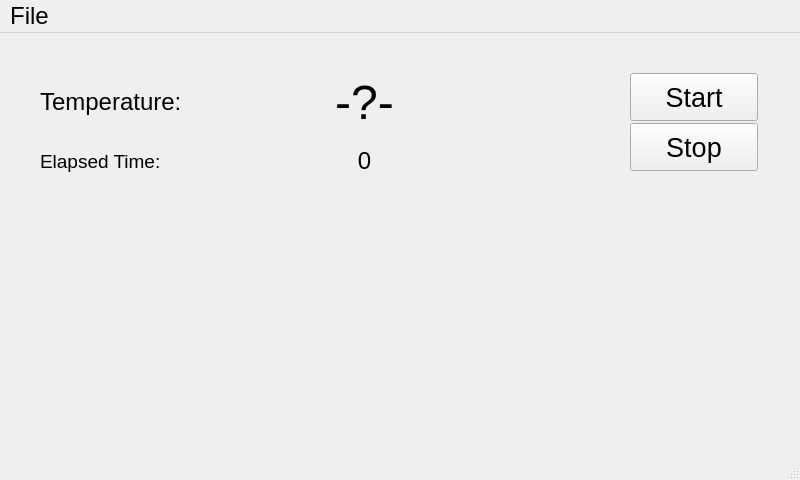
Before: the Qt Designer form app/ui/mainwindow.ui in jmgrady/rpi-thermometer, drawn with Qt 5.
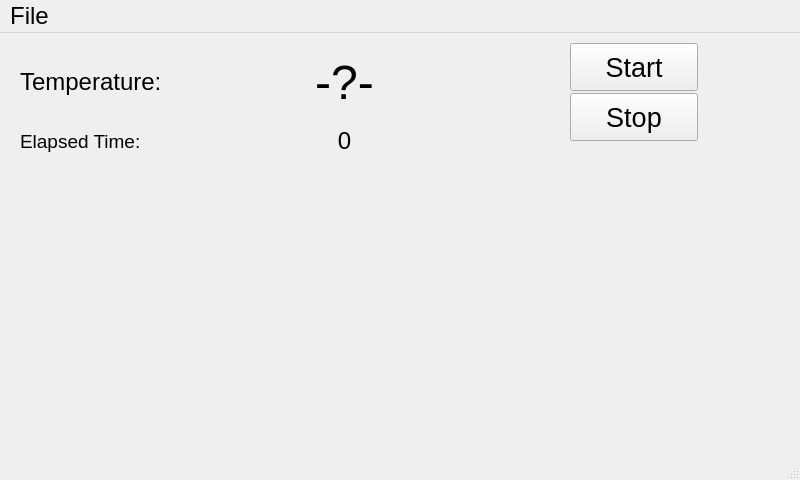
After: the same form once the commit is applied. Icons and pictures are not drawn. Custom widgets are drawn as their Qt base class.

Diff of the .ui file:
```diff
--- a/app/ui/mainwindow.ui
+++ b/app/ui/mainwindow.ui
@@ -32,8 +32,8 @@
    <widget class="QWidget" name="formLayoutWidget">
     <property name="geometry">
      <rect>
-      <x>40</x>
-      <y>30</y>
+      <x>20</x>
+      <y>10</y>
       <width>501</width>
       <height>115</height>
      </rect>
@@ -104,8 +104,8 @@
    <widget class="QPushButton" name="startButton">
     <property name="geometry">
      <rect>
-      <x>630</x>
-      <y>40</y>
+      <x>570</x>
+      <y>10</y>
       <width>128</width>
       <height>48</height>
      </rect>
@@ -132,8 +132,8 @@
    <widget class="QPushButton" name="stopButton">
     <property name="geometry">
      <rect>
-      <x>630</x>
-      <y>90</y>
+      <x>570</x>
+      <y>60</y>
       <width>128</width>
       <height>48</height>
      </rect>
@@ -213,6 +213,14 @@
    </property>
   </action>
  </widget>
+ <customwidgets>
+  <customwidget>
+   <class>PlotWidget</class>
+   <extends>QWidget</extends>
+   <header>pyqtgraph</header>
+   <container>1</container>
+  </customwidget>
+ </customwidgets>
  <resources>
   <include location="resources.qrc"/>
  </resources>
```
Left out of the diff: 10 changed lines with no effect on the pictures.
